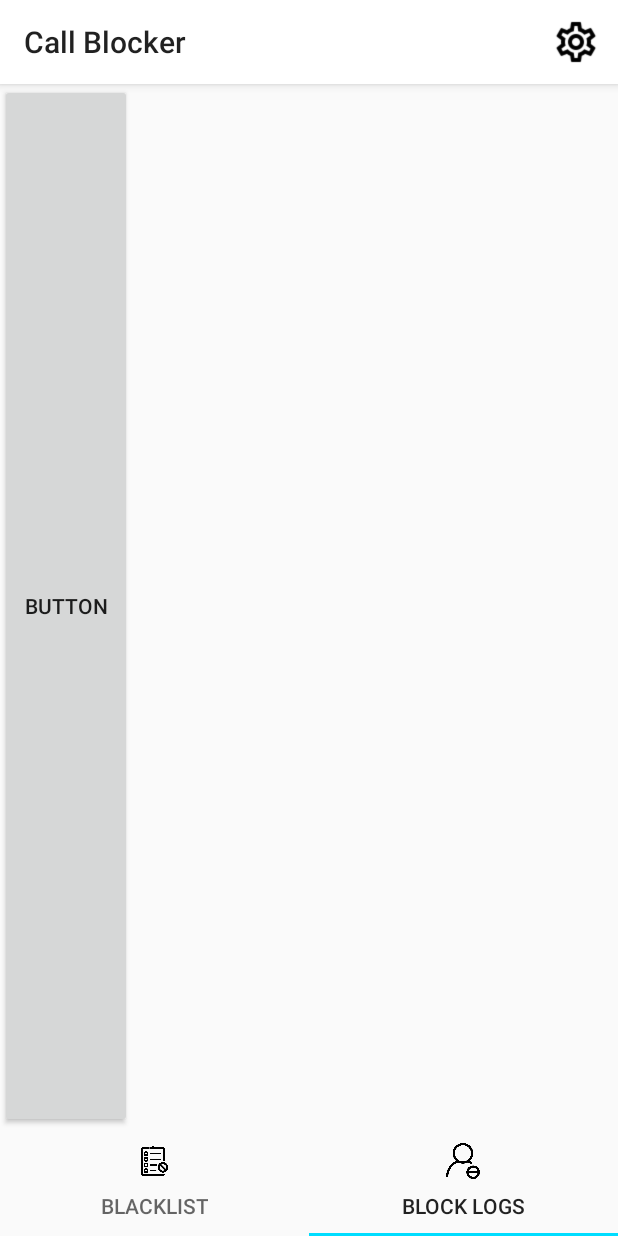
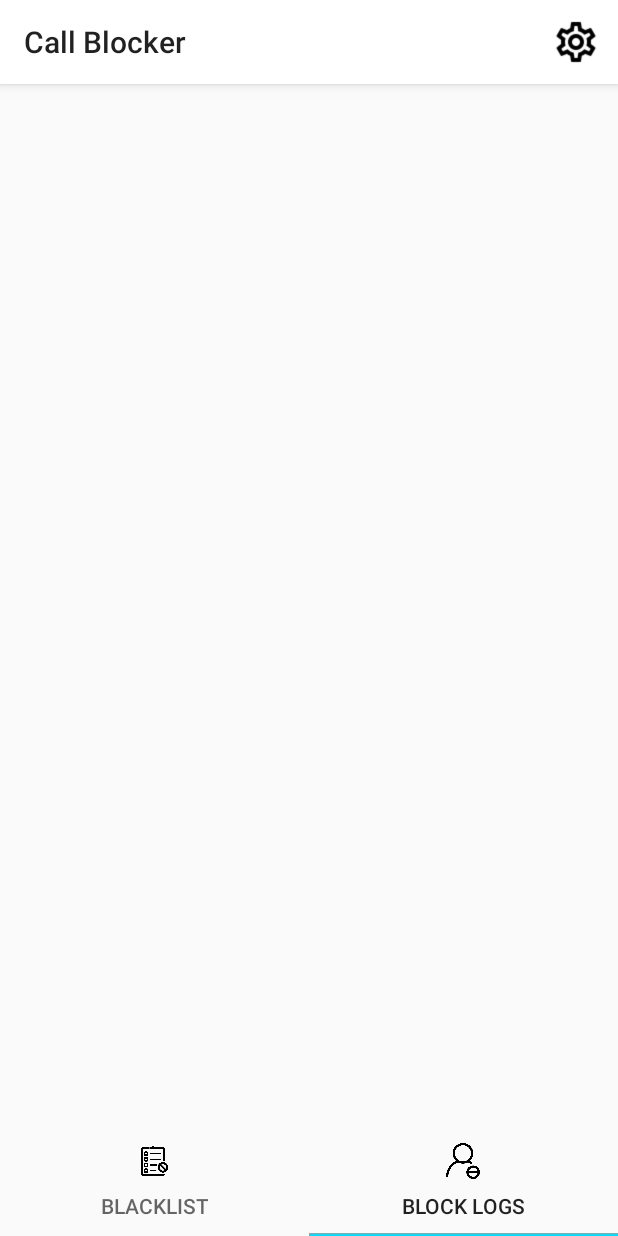
Before and after one commit to duydoan1411/callblocker, an Android app: the screen it shows after launch (MainActivity), item 2 of the bottom bar chosen, on a phone screen of 412 x 824 dp. Run offline under Robolectric (Android 15) with nearby library versions, the phone set to English and light mode, and no system bars.

Commit message:
fix add number add delete button

```diff
--- a/app/src/main/java/com/dgteam/callblocker/BlackList.java
+++ b/app/src/main/java/com/dgteam/callblocker/BlackList.java
@@ -16,6 +16,7 @@ import android.graphics.Paint;
 import android.graphics.PorterDuff;
 import android.graphics.PorterDuffXfermode;
 import android.graphics.Rect;
+import android.graphics.drawable.ColorDrawable;
 import android.net.Uri;
 import android.os.Build;
 import android.os.Bundle;
@@ -70,6 +71,7 @@ public class BlackList extends Fragment {
 
     private String mParam1;
     private String mParam2;
+    private boolean[] kt = {false};
 
     private OnFragmentInteractionListener mListener;
 
@@ -98,52 +100,57 @@ public class BlackList extends Fragment {
 
     }
 
+
+
     @Override
     public View onCreateView(LayoutInflater inflater, ViewGroup container,
                              Bundle savedInstanceState) {
 
         ///Ánh xạ các view
         View view = inflater.inflate(R.layout.fragment_black_list,container,false);
-        recyclerView = view.findViewById(R.id.recyclerViewBalckList);
-        btAdd = view.findViewById(R.id.floatingActionButton4);
-        fabContact = view.findViewById(R.id.fabPersonAdd);
-        fabNumber = view.findViewById(R.id.fabNumber);
+        recyclerView = (RecyclerView) view.findViewById(R.id.recyclerViewBalckList);
+        btAdd = (FloatingActionButton) view.findViewById(R.id.floatingActionButton4);
+        fabContact = (FloatingActionButton) view.findViewById(R.id.fabPersonAdd);
+        fabNumber = (FloatingActionButton) view.findViewById(R.id.fabNumber);
 
         // Ẩn hiện 2 floating action button
-        boolean[] kt = {true};
+
         btAdd.setImageResource(R.drawable.add);
         btAdd.setOnClickListener(view1 -> {
-            kt[0] =!kt[0];
             if (kt[0]) {
-                btAdd.setImageResource(R.drawable.add);
                 an();
             }
             else {
-                btAdd.setImageResource(R.drawable.clear);
                 hien();
             }
         });
         fabContact.setOnClickListener(view1 -> selectContact());
         fabNumber.setOnClickListener(view1 -> buttonAddNumber());
         showRecyclerView(container);
+
         return view;
 
     }
 
     //Hiện 2 floating action button
     private void hien(){
+        kt[0] =!kt[0];
+        btAdd.setImageResource(R.drawable.clear);
         fabNumber.show();
         fabContact.show();
     }
 
     //Ẩn 2 floating action button
     private void an(){
+        btAdd.setImageResource(R.drawable.add);
+        kt[0] =!kt[0];
         fabContact.hide();
         fabNumber.hide();
     }
 
     //Tạo 1 dialog để nhập số trực tiếp từ bàn phím
     private void buttonAddNumber(){
+        an();
         Dialog dialog = new Dialog(getActivity());
         dialog.requestWindowFeature(Window.FEATURE_NO_TITLE);
         dialog.setContentView(R.layout.add_number);
@@ -153,8 +160,8 @@ public class BlackList extends Fragment {
 
 
 
-        dialog.getWindow().setLayout(1300,850);
-
+        dialog.getWindow().setLayout(ViewGroup.LayoutParams.MATCH_PARENT, ViewGroup.LayoutParams.WRAP_CONTENT);
+        dialog.getWindow().setBackgroundDrawable(new ColorDrawable(android.graphics.Color.TRANSPARENT));
 
         btAdd.setOnClickListener(view2 -> {
             if (!etNumber.getText().toString().equals("")){
@@ -187,7 +194,7 @@ public class BlackList extends Fragment {
     //Từ phương thức onActivityResult trong MainActivity
     //Gọi trực tiếp phương thức onActivityResult trong fragment này
     public void selectContact() {
-
+        an();
         Intent intent = new Intent(Intent.ACTION_PICK, ContactsContract.Contacts.CONTENT_URI);
         intent.setType(ContactsContract.Contacts.CONTENT_TYPE);
         if (intent.resolveActivity(getActivity().getPackageManager()) != null) {
--- a/app/src/main/java/com/dgteam/callblocker/BlockLogs.java
+++ b/app/src/main/java/com/dgteam/callblocker/BlockLogs.java
@@ -52,14 +52,7 @@ public class BlockLogs extends Fragment {
                              Bundle savedInstanceState) {
         View view = inflater.inflate(R.layout.fragment_block_logs, container, false);
 
-        Button bt = view.findViewById(R.id.buttonB);
 
-        bt.setOnClickListener(new View.OnClickListener() {
-            @Override
-            public void onClick(View view) {
-
-            }
-        });
 
 
         return view;
--- a/app/src/main/res/layout/fragment_block_logs.xml
+++ b/app/src/main/res/layout/fragment_block_logs.xml
@@ -4,20 +4,4 @@
     android:layout_width="match_parent"
     android:layout_height="match_parent"
     android:orientation="vertical"
-    tools:context=".BlockLogs">
-
-    <!--<android.support.v7.widget.RecyclerView-->
-        <!--android:layout_width="match_parent"-->
-        <!--android:layout_height="match_parent">-->
-
-    <!--</android.support.v7.widget.RecyclerView>-->
-
-    <Button
-        android:id="@+id/buttonB"
-        android:layout_width="wrap_content"
-        android:layout_height="wrap_content"
-        android:layout_weight="1"
-        android:text="Button" />
-
-
-</LinearLayout>
+    tools:context=".BlockLogs"/>
```
Also changed, not shown: app/src/main/java/com/dgteam/callblocker/CallBlockerListener.java (+1 -11 lines), app/src/main/java/com/dgteam/callblocker/ContactAdapter.java (+42 -28 lines), app/src/main/res/drawable/bo_goc.xml (added, +7 -0 lines), app/src/main/res/layout/add_number.xml (+7 -2 lines), app/src/main/res/layout/contact_adapter.xml (+13 -2 lines), app/src/main/res/drawable/trash_icon.png (added).
